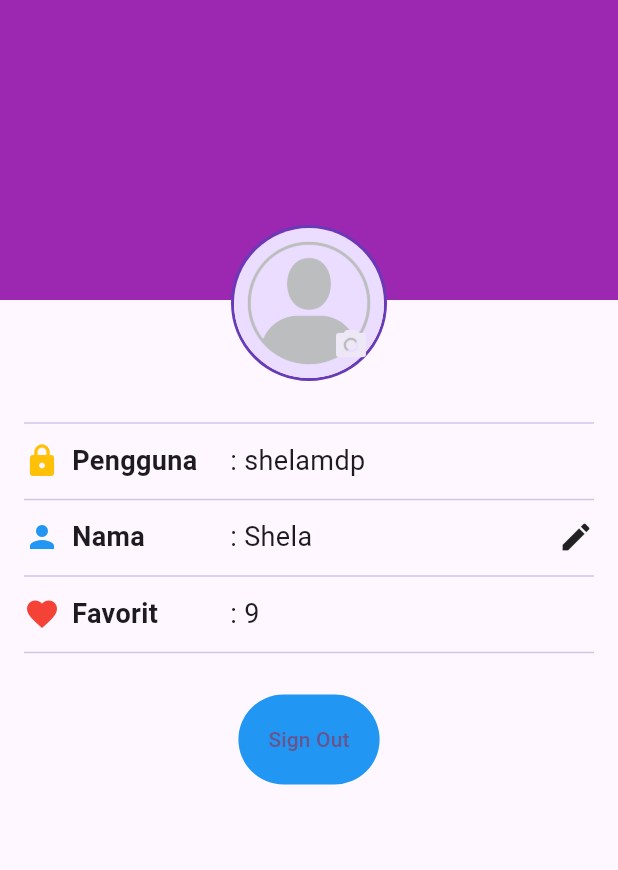
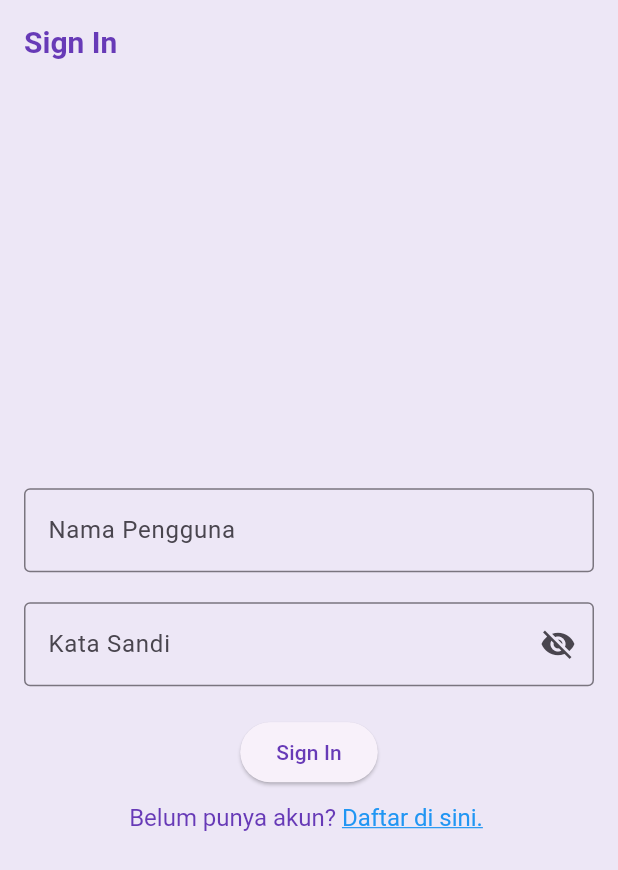
Before and after one commit to Mobile-Programming-MDP/materi-latihan-flutter-shela-2226250087, a Flutter app: the screen it shows after launch, on a phone screen of 412 x 824 dp. Shown: the top 870 px of the screen. Run offline on Flutter 3.47's test engine with Material 2 defaults, Android fonts, the phone set to English and light mode, and no system bars.

Commit message:
sign_in_screen_Shela

```diff
--- a/wisata_candi/lib/main.dart
+++ b/wisata_candi/lib/main.dart
@@ -2,6 +2,7 @@
 import 'package:wisata_candi/data/candi_data.dart';
 import 'package:wisata_candi/screens/detail_screen.dart';
 import 'package:wisata_candi/screens/profile_screen.dart';
+import 'package:wisata_candi/screens/sign_in_screen.dart';
 
 void main() {
   runApp(const MyApp());
@@ -10,18 +11,29 @@
 class MyApp extends StatelessWidget {
   const MyApp({super.key});
 
-  // This widget is the root of your application.
   @override
   Widget build(BuildContext context) {
     return MaterialApp(
       title: 'Wisata Candi',
-      debugShowCheckedModeBanner: false,
       theme: ThemeData(
-        colorScheme: ColorScheme.fromSeed(seedColor: Colors.deepPurple),
+        appBarTheme: const AppBarTheme(
+          iconTheme: IconThemeData(color: Colors.deepPurple),
+          titleTextStyle: TextStyle(
+            color: Colors.deepPurple,
+            fontSize: 20,
+            fontWeight: FontWeight.bold,
+          ),
+        ),
+        colorScheme:
+        ColorScheme.fromSeed(seedColor: Colors.deepPurple).copyWith(
+          primary: Colors.deepPurple,
+          surface: Colors.deepPurple[50],
+        ),
         useMaterial3: true,
       ),
-      home: ProfileScreen(),
+      // home: const ProfileScreen(),
+      home: SignInScreen(),
       //home: DetailScreen(candi: candiList[0]),
-  );
+    );
   }
 }
--- /dev/null
+++ b/wisata_candi/lib/screens/sign_in_screen.dart
@@ -0,0 +1,96 @@
+import 'package:flutter/gestures.dart';
+import 'package:flutter/material.dart';
+
+class SignInScreen extends StatefulWidget {
+  const SignInScreen({super.key});
+
+  @override
+  State<SignInScreen> createState() => _SignInScreenState();
+}
+
+class _SignInScreenState extends State<SignInScreen> {
+  // TODO: 1. Deklarasikan variabel
+  final TextEditingController _usernameController = TextEditingController();
+  final TextEditingController _passwordController = TextEditingController();
+
+  String _errorText = '';
+  bool _isSignedIn = false;
+  bool _obscurePassword = true;
+
+  @override
+  Widget build(BuildContext context) {
+    return Scaffold(
+      // TODO: 2. Pasang AppBar
+      appBar: AppBar(title: Text('Sign In'),),
+      // TODO: 3. Pasang body
+      body: Center(
+        child : SingleChildScrollView(
+          child: Padding(
+          padding: const EdgeInsets.all(16),
+          child: Form(
+              child: Column(
+              // TODO: 4. Atur mainAxisAlignment dan crossAxisAlignment
+              children: [
+                // TODO: 5. Pasang TextFormField Nama Pengguna
+                TextFormField(
+                  controller: _usernameController,
+                  decoration: InputDecoration(
+                    labelText: "Nama Pengguna",
+                    border: OutlineInputBorder(),
+                  ),
+                ),
+                // TODO: 6. Pasang TextFormField Kata Sandi
+                SizedBox(height: 20),
+                TextFormField(
+                  controller: _passwordController,
+                  decoration: InputDecoration(
+                    labelText: "Kata Sandi",
+                    errorText: _errorText.isNotEmpty ? _errorText : null,
+                    border: OutlineInputBorder(),
+                    suffixIcon: IconButton(
+                      onPressed: (){
+                        setState(() {
+                          _obscurePassword = !_obscurePassword;
+                        });
+                      },
+                      icon: Icon(
+                        _obscurePassword ? Icons.visibility_off
+                          : Icons.visibility,
+                      ),),
+                  ),
+                  obscureText: _obscurePassword,
+                ),
+                // TODO: 7. Pasang ElevotedButton Sign In
+                SizedBox(height: 20),
+                ElevatedButton(
+                  onPressed: (){},
+                  child: Text('Sign In')),
+                // TODO: 8. Pasang TextButton Sign Up
+                SizedBox(height: 10),
+                //...
+                RichText(
+                  text: TextSpan(
+                    text: 'Belum punya akun? ',
+                    style: TextStyle(fontSize: 16, color: Colors.deepPurple),
+                    children: <TextSpan>[
+                      TextSpan(
+                        text: 'Daftar di sini. ',
+                        style: TextStyle(
+                          color: Colors.blue,
+                          decoration: TextDecoration.underline,
+                          fontSize: 16
+                        ),
+                        recognizer: TapGestureRecognizer()
+                          ..onTap = () {},
+                      ),
+                    ],
+                  ),
+                )
+              ],
+          )),
+          )
+        )
+      ),
+    );
+  }
+}
```
